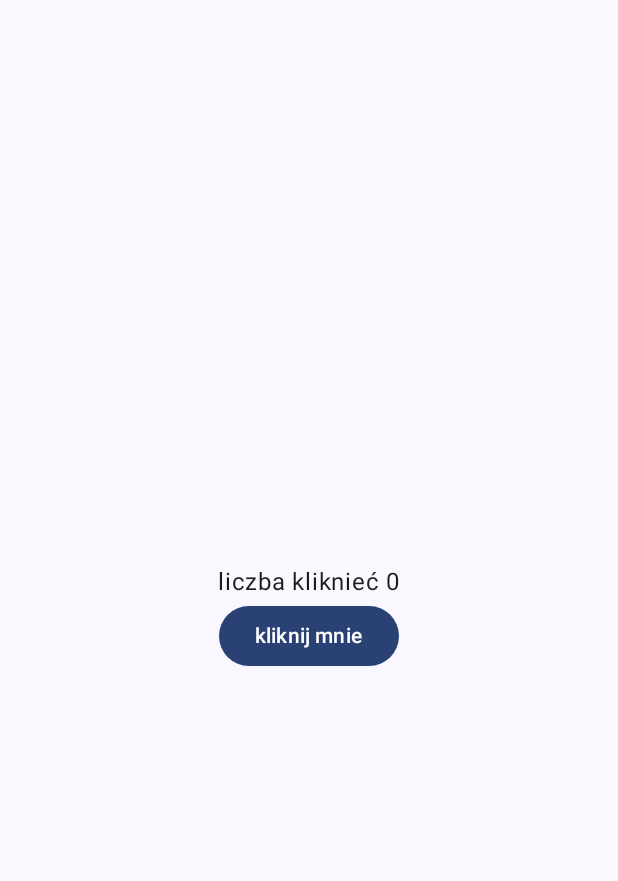
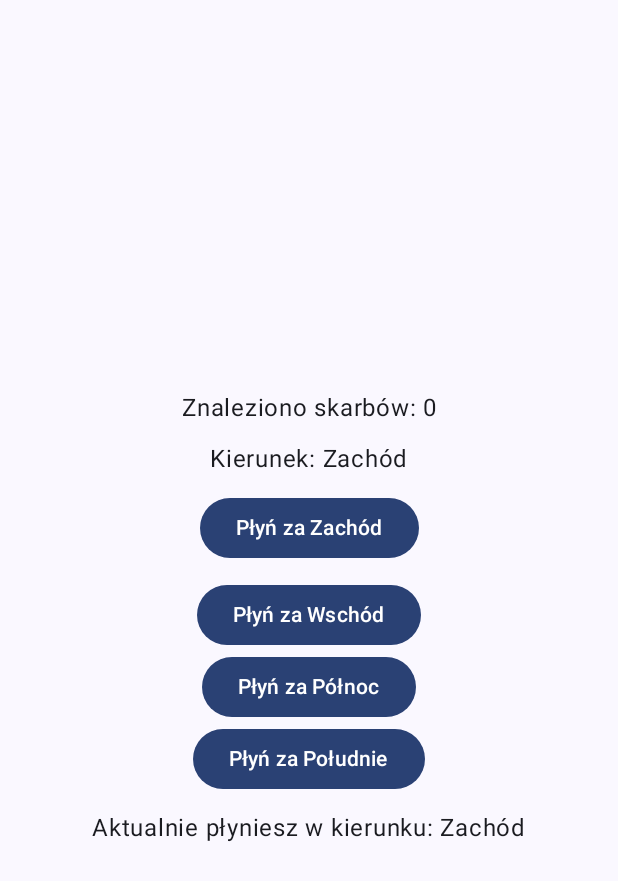
Before and after one commit to JKM3BT/PAM, an Android app built with Jetpack Compose: the screen it shows after launch (MainActivity), on a phone screen of 412 x 824 dp. Shown: the top 881 px of the screen. Run offline under Robolectric (Android 15) with nearby library versions, the phone set to English and light mode, and no system bars.

Commit message:
modified 'GraStanow'

```diff
--- a/GraStany/app/src/main/java/com/example/grastany/MainActivity.kt
+++ b/GraStany/app/src/main/java/com/example/grastany/MainActivity.kt
@@ -1,20 +1,30 @@
 package com.example.grastany
 
 import android.os.Bundle
+import android.util.Log
 import androidx.activity.ComponentActivity
 import androidx.activity.compose.setContent
 import androidx.compose.foundation.layout.Arrangement
 import androidx.compose.foundation.layout.Column
+import androidx.compose.foundation.layout.Spacer
 import androidx.compose.foundation.layout.fillMaxSize
+import androidx.compose.foundation.layout.height
 import androidx.compose.material3.Button
 import androidx.compose.material3.MaterialTheme
 import androidx.compose.material3.Surface
 import androidx.compose.material3.Text
 import androidx.compose.runtime.Composable
+import androidx.compose.runtime.getValue
+import androidx.compose.runtime.mutableIntStateOf
+import androidx.compose.runtime.mutableStateOf
+import androidx.compose.runtime.remember
+import androidx.compose.runtime.setValue
 import androidx.compose.ui.Alignment
 import androidx.compose.ui.Modifier
 import androidx.compose.ui.tooling.preview.Preview
+import androidx.compose.ui.unit.dp
 import com.example.grastany.ui.theme.GraStanyTheme
+import kotlin.random.Random
 
 class MainActivity : ComponentActivity() {
     override fun onCreate(savedInstanceState: Bundle?) {
@@ -26,7 +36,8 @@ class MainActivity : ComponentActivity() {
                     modifier = Modifier.fillMaxSize(),
                     color = MaterialTheme.colorScheme.background
                 ) {
-                    licz()
+                    //Count()
+                    CaptainGame()
                 }
             }
         }
@@ -34,26 +45,91 @@ class MainActivity : ComponentActivity() {
 }
 
 @Composable
-fun licz(){
+fun CaptainGame(){
 
-    var liczba_klikniec = 0
+    var iloscskarbow by remember {
+        mutableIntStateOf(0)
+    }
+    var kierunek by remember {
+        mutableStateOf("Zachód")
+    }
+    Column(
+        modifier = Modifier.fillMaxSize(),
+        verticalArrangement = Arrangement.Center,
+        horizontalAlignment = Alignment.CenterHorizontally
+    ) {
+        Text(text="Znaleziono skarbów: $iloscskarbow")
+
+        Spacer(modifier = Modifier.height(10.dp))
+
+        Text("Kierunek: $kierunek")
+        Spacer(modifier = Modifier.height(10.dp))
+
+        Button(onClick = {
+            kierunek = "Zachód"
+            if (Random.nextBoolean()){
+                iloscskarbow += 1
+            }
+        }) {
+            Text(text = "Płyń za Zachód")
+        }
+
+        Spacer(modifier = Modifier.height(10.dp))
+        Button(onClick = {
+            kierunek = "Wschód"
+            if (Random.nextBoolean()){
+                iloscskarbow += 1
+            }
+        }) {
+            Text(text = "Płyń za Wschód")
+        }
+        Button(onClick = {
+            kierunek = "Północ"
+            if (Random.nextBoolean()){
+                iloscskarbow += 1
+            }
+        }) {
+            Text(text = "Płyń za Północ")
+        }
+        Button(onClick = {
+            kierunek = "Południe"
+            if (Random.nextBoolean()){
+                iloscskarbow += 1
+            }
+        }) {
+            Text(text = "Płyń za Południe")
+        }
+        Spacer(modifier = Modifier.height(10.dp))
+        Text(text = "Aktualnie płyniesz w kierunku: $kierunek")
+    }
+}
+
+@Composable
+fun Count(){
+
+    var clickCounter by remember {
+        mutableIntStateOf(0)
+    }
 
     Column(
         modifier = Modifier.fillMaxSize(),
         verticalArrangement = Arrangement.Center,
         horizontalAlignment = Alignment.CenterHorizontally
     ) {
-        Text(text = "liczba kliknieć $liczba_klikniec")
-        Button(onClick = { /*TODO*/ }) {
-            Text(text = "kliknij mnie")
+        Text(text = "Amount of clicks $clickCounter")
+        Button(onClick = {
+            clickCounter += 1
+            Log.i("click", "$clickCounter")
+        }) {
+            Text(text = "Click me")
         }
     }
 }
 
 @Preview(showBackground = true)
 @Composable
-fun GreetingPreview() {
+fun CaptainGamePreview() {
     GraStanyTheme {
-        licz()
+        CaptainGame()
     }
 }
```
